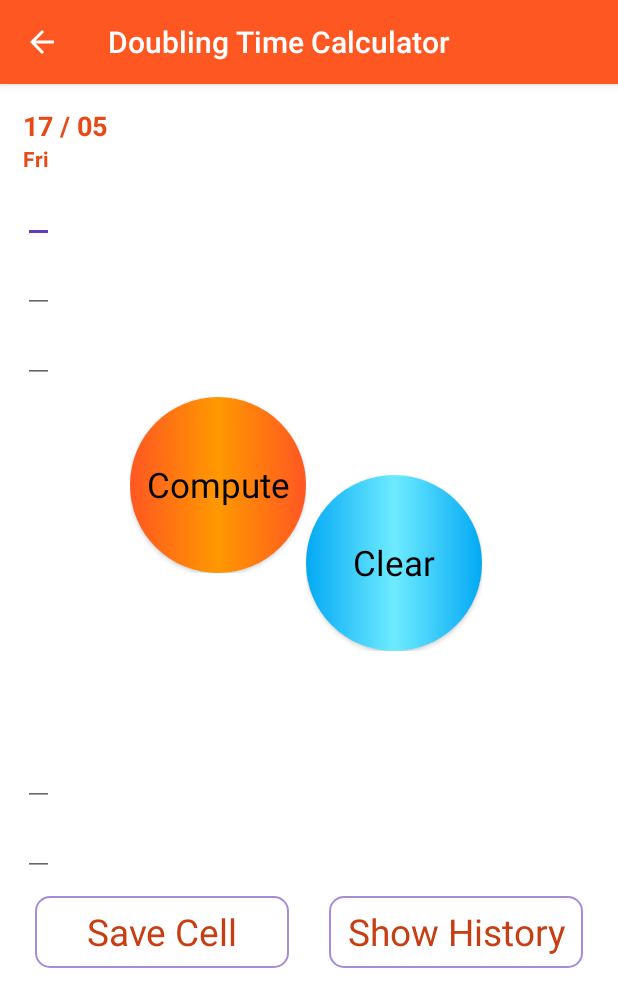
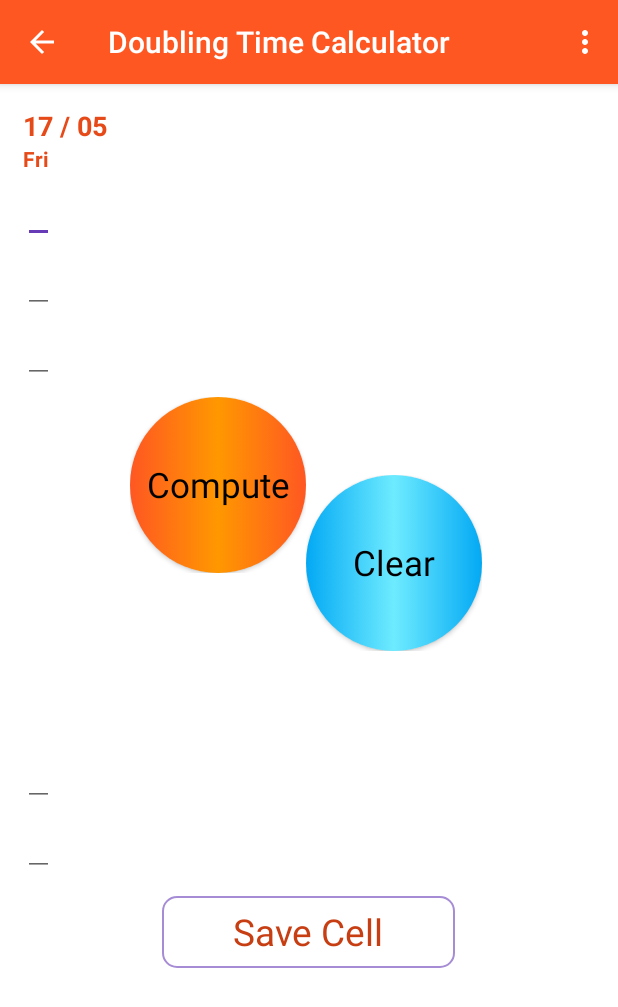
Before and after one commit to faramarzaf/Cell-Calculator, an Android app: the MainActivity screen opened directly, with no data from a screen before it, on a phone screen of 412 x 824 dp. Shown: the top 1007 px of the screen. Run offline under Robolectric (Android 15) with nearby library versions, the phone set to English and light mode, and no system bars; our stand-ins replace sdp/ssp sizes; libraries missing offline, so code that uses them is left out: es.dmoral.toasty, studio.carbonylgroup.textfieldboxes; plain views replace ExtendedEditText, RippleView, TextFieldBoxes; 5 statements that could not run were skipped.

Commit message:
history page changed to popup menu

```diff
--- a/app/src/main/java/com/faramarz/tictacdev/cellcalculator/MainActivity.java
+++ b/app/src/main/java/com/faramarz/tictacdev/cellcalculator/MainActivity.java
@@ -4,6 +4,7 @@ import android.content.Intent;
 import android.os.Handler;
 
 import android.os.Bundle;
+import android.view.Menu;
 import android.view.MenuItem;
 import android.view.View;
 import android.widget.Button;
@@ -28,7 +29,7 @@ import studio.carbonylgroup.textfieldboxes.ExtendedEditText;
 public class MainActivity extends AppCompatActivity {
 
     ExtendedEditText txt_initialConcentration, txt_finalConcentration, txt_duration, txt_cell_description, txt_cell_title;
-    Button btn_compute_doubling_time, btn_clearAll, showHistory, saveCell;
+    Button btn_compute_doubling_time, btn_clearAll, saveCell;
 
     DoublingComputerTime doubligComputerTime = new DoublingComputerTime();
     TextView myresult, dayDevice, day_week;
@@ -91,10 +92,7 @@ public class MainActivity extends AppCompatActivity {
 
                 } else if (txt_cell_title.getText().toString().isEmpty()) {
                     return;
-                } else if (txt_cell_description.getText().toString().isEmpty()) {
-                    return;
-                } else if (!txt_cell_title.getText().toString().isEmpty() & !txt_cell_description.getText().toString().isEmpty())
-
+                }  else if (!txt_cell_title.getText().toString().isEmpty())
 
                     Toasty.success(MainActivity.this, "Saved!", Toast.LENGTH_SHORT, true).show();
                 dbHandler.open();
@@ -107,12 +105,7 @@ public class MainActivity extends AppCompatActivity {
                 dbHandler.close();
             }
         });
-        showHistory.setOnClickListener(new View.OnClickListener() {
-            @Override
-            public void onClick(View v) {
-                MainActivity.this.startActivity(new Intent(MainActivity.this, ListActivity.class));
-            }
-        });
+
 
         btn_clearAll.setOnClickListener(new View.OnClickListener() {
             @Override
@@ -124,6 +117,14 @@ public class MainActivity extends AppCompatActivity {
             }
         });
     }
+
+    @Override
+    public boolean onCreateOptionsMenu(Menu menu) {
+        getMenuInflater().inflate(R.menu.menu_main, menu);
+        return super.onCreateOptionsMenu(menu);
+    }
+
+
 
     @Override
     protected void onPause() {
@@ -161,6 +162,9 @@ public class MainActivity extends AppCompatActivity {
         int id = item.getItemId();
         if (id == android.R.id.home)
             finish();
+        else if (item.getItemId() == R.id.history) {
+            startActivity(new Intent(MainActivity.this, ListActivity.class));
+        }
         return super.onOptionsItemSelected(item);
     }
 
@@ -182,7 +186,7 @@ public class MainActivity extends AppCompatActivity {
 
         myresult = findViewById(R.id.myresult);
 
-        showHistory = findViewById(R.id.showHistory);
+
         saveCell = findViewById(R.id.saveCell);
 
         dayDevice = findViewById(R.id.dayDevice);
--- a/app/src/main/res/layout/activity_main.xml
+++ b/app/src/main/res/layout/activity_main.xml
@@ -244,22 +244,10 @@
                 >
 
                 <Button
-                    android:layout_width="@dimen/_130sdp"
+                    android:layout_width="@dimen/_150sdp"
                     android:layout_height="wrap_content"
                     android:id="@+id/saveCell"
                     android:text="Save Cell"
-                    android:background="@drawable/bg_btns_firsts"
-                    android:textSize="@dimen/_19sdp"
-                    android:textColor="#C73E13"
-                    android:layout_margin="@dimen/_10sdp"
-                    style="@style/Theme.AppCompat.Light"
-                    />
-
-                <Button
-                    android:layout_width="@dimen/_130sdp"
-                    android:layout_height="wrap_content"
-                    android:id="@+id/showHistory"
-                    android:text="Show History"
                     android:background="@drawable/bg_btns_firsts"
                     android:textSize="@dimen/_19sdp"
                     android:textColor="#C73E13"
--- /dev/null
+++ b/app/src/main/res/menu/menu_main.xml
@@ -0,0 +1,14 @@
+<?xml version="1.0" encoding="utf-8"?>
+<menu xmlns:android="http://schemas.android.com/apk/res/android"
+    xmlns:app="http://schemas.android.com/apk/res-auto"
+
+    >
+
+    <item android:title="History"
+        android:id="@+id/history"
+
+        />
+
+
+
+</menu>
```
